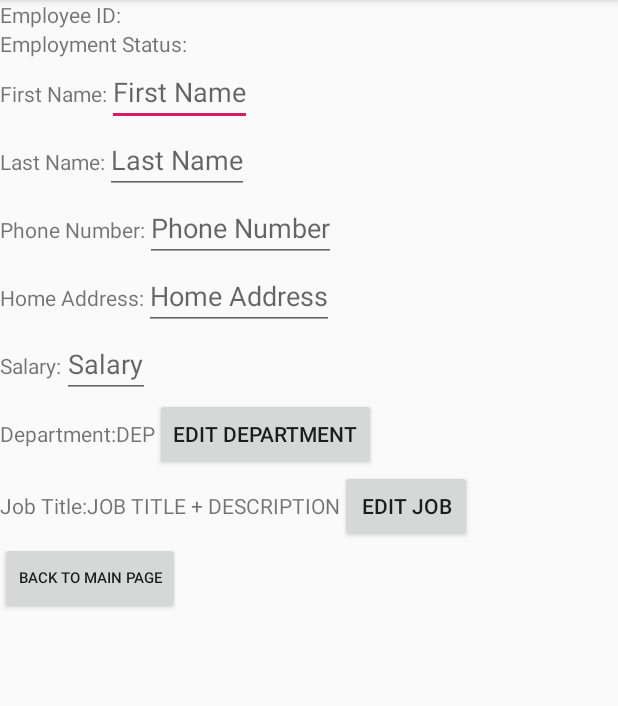
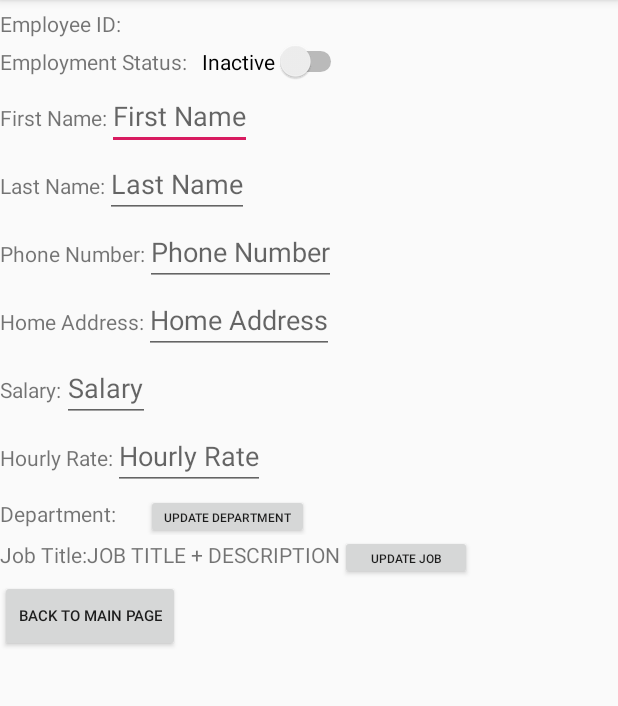
Before and after one commit to tunglamk53/human-resources-management-Java-Android-App, an Android app: the EditEmployeeActivity screen opened directly, with no data from a screen before it, on a phone screen of 412 x 824 dp, the part 84-790 px from its top. Run offline under Robolectric (Android 15) with nearby library versions, the phone set to English and light mode, and no system bars; 2 statements that could not run were skipped.

Commit message:
Add employees details layout and insert to database

```diff
--- a/app/src/main/java/com/example/hrmanagement/Activity/EditEmployeeActivity.java
+++ b/app/src/main/java/com/example/hrmanagement/Activity/EditEmployeeActivity.java
@@ -3,23 +3,99 @@ package com.example.hrmanagement.Activity;
 import androidx.appcompat.app.AppCompatActivity;
 
 import android.content.Intent;
+import android.database.sqlite.SQLiteDatabase;
 import android.os.Bundle;
+import android.util.Log;
 import android.view.View;
 import android.widget.Button;
+import android.widget.CompoundButton;
+import android.widget.EditText;
+import android.widget.Switch;
+import android.widget.TextView;
+import android.widget.ToggleButton;
 
+import com.example.hrmanagement.DatabaseController.DatabaseOperation;
+import com.example.hrmanagement.DatabaseHelper.DBHelperFact;
+import com.example.hrmanagement.Entity.Fact;
 import com.example.hrmanagement.MainActivity;
 import com.example.hrmanagement.R;
 
+import java.util.ArrayList;
+
 public class EditEmployeeActivity extends AppCompatActivity {
+
+    private EditText edtFName, edtLName, edtPhone, edtAddress, edtSalary, edtHourlyRate;
+    private TextView txtEmpId, txtDepName, txtJob;
+    private DatabaseOperation databaseOperation;
+    private DBHelperFact dbHelperFact;
+    private SQLiteDatabase wdb, rdb;
+    private final int ACTIVE = 1, INACTIVE = 0;
 
     @Override
     protected void onCreate(Bundle savedInstanceState) {
         super.onCreate(savedInstanceState);
         setContentView(R.layout.activity_edit_employee);
 
+        Intent intent = getIntent();
+
+        final String empId = intent.getStringExtra("extEmpId");
+        String empFName = intent.getStringExtra("extEmpFName");
+        String empLName = intent.getStringExtra("extEmpLName");
+        String empPhone = intent.getStringExtra("extEmpPhone");
+        String empAddress = intent.getStringExtra("extEmpAddress");
+        String empDepName = intent.getStringExtra("extEmpDepName");
+
+
+        txtEmpId = findViewById(R.id.txtEditEmpId);
+        edtFName = findViewById(R.id.edtEditEmpFName);
+        edtLName = findViewById(R.id.edtEditEmpLName);
+        edtPhone = findViewById(R.id.edtEditPhone);
+        edtAddress = findViewById(R.id.edtEditAddress);
+        txtDepName = findViewById(R.id.txtEditEmpDepartment);
+
+        txtEmpId.setText(empId);
+        edtFName.setText(empFName);
+        edtLName.setText(empLName);
+        edtPhone.setText(empPhone);
+        edtAddress.setText(empAddress);
+        txtDepName.setText(empDepName);
 
 
 
+        databaseOperation = new DatabaseOperation(this);
+        wdb = databaseOperation.getWritableDatabase();
+        rdb = databaseOperation.getReadableDatabase();
+
+        dbHelperFact = new DBHelperFact(wdb);
+
+        //Switch Button
+        final Switch swiEmpStatus = findViewById(R.id.swiEditEmpStatus);
+
+        Fact facts = dbHelperFact.fetchFactByIds(Integer.parseInt(empId));
+        if(facts.getEmployment_status() == 1) {
+            swiEmpStatus.setChecked(true);
+            swiEmpStatus.setText("Active");
+        } else {
+            swiEmpStatus.setChecked(false);
+            swiEmpStatus.setText("Inactive");
+        }
+
+        swiEmpStatus.setOnCheckedChangeListener(new CompoundButton.OnCheckedChangeListener() {
+
+            @Override
+            public void onCheckedChanged(CompoundButton buttonView, boolean isChecked) {
+                if (isChecked) {
+                    swiEmpStatus.setText("Active");
+                    dbHelperFact.updateFactEmpStatus(Integer.parseInt(empId), ACTIVE);
+                } else {
+                    swiEmpStatus.setText("Inactive");
+                    dbHelperFact.updateFactEmpStatus(Integer.parseInt(empId), INACTIVE);
+                }
+            }
+        });
+
+
+        //Footer
         Button btnFooter = findViewById(R.id.btnFooter);
         btnFooter.setOnClickListener(new View.OnClickListener() {
             @Override
@@ -28,7 +104,5 @@ public class EditEmployeeActivity extends AppCompatActivity {
                 startActivity(i);
             }
         });
-
-
     }
 }
--- a/app/src/main/java/com/example/hrmanagement/Service/ServiceFact.java
+++ b/app/src/main/java/com/example/hrmanagement/Service/ServiceFact.java
@@ -8,7 +8,8 @@ import com.example.hrmanagement.Entity.Fact;
 import java.util.ArrayList;
 
 public interface ServiceFact {
-    public Fact fetchJobByIds(int emp_id, int dep_id, int doc_id, int job_id);
+
+    public Fact fetchFactByIds(int emp_id);
 
     public ArrayList<Fact> fetchAllFacts();
 
--- a/app/src/main/res/layout/activity_edit_employee.xml
+++ b/app/src/main/res/layout/activity_edit_employee.xml
@@ -20,13 +20,30 @@
         <TextView
             android:id="@+id/txtEditEmpId"
             android:layout_width="wrap_content"
-            android:layout_height="wrap_content" />
+            android:layout_height="wrap_content"
+            android:textSize="20dp"
+            android:layout_marginLeft="10dp"
+            android:layout_marginRight="10dp"/>
+
     </LinearLayout>
 
-    <TextView
+    <LinearLayout
         android:layout_width="wrap_content"
         android:layout_height="wrap_content"
-        android:text="Employment Status:"/>
+        android:orientation="horizontal">
+
+        <TextView
+            android:layout_width="wrap_content"
+            android:layout_height="wrap_content"
+            android:text="Employment Status:"/>
+
+        <Switch
+            android:id="@+id/swiEditEmpStatus"
+            android:layout_width="wrap_content"
+            android:layout_height="wrap_content"
+            android:layout_marginLeft="10dp"
+            android:layout_weight="1"/>
+    </LinearLayout>
 
     <LinearLayout
         android:layout_width="wrap_content"
@@ -114,6 +131,23 @@
             android:hint="Salary" />
     </LinearLayout>
 
+    <LinearLayout
+        android:layout_width="wrap_content"
+        android:layout_height="wrap_content"
+        android:orientation="horizontal">
+
+        <TextView
+            android:layout_width="wrap_content"
+            android:layout_height="wrap_content"
+            android:text="Hourly Rate:" />
+
+        <EditText
+            android:id="@+id/edtEditHourlyRate"
+            android:layout_width="wrap_content"
+            android:layout_height="wrap_content"
+            android:hint="Hourly Rate" />
+    </LinearLayout>
+
 
     <LinearLayout
         android:layout_width="wrap_content"
@@ -129,13 +163,16 @@
             android:id="@+id/txtEditEmpDepartment"
             android:layout_width="wrap_content"
             android:layout_height="wrap_content"
-            android:text="DEP" />
+            android:textSize="20dp"
+            android:layout_marginLeft="10dp"
+            android:layout_marginRight="10dp"/>
 
         <Button
             android:id="@+id/btnEditEmpDep"
             android:layout_width="wrap_content"
-            android:layout_height="wrap_content"
-            android:text="EDIT DEPARTMENT" />
+            android:layout_height="30dp"
+            android:textSize="8dp"
+            android:text="UPDATE DEPARTMENT" />
     </LinearLayout>
 
 
@@ -158,8 +195,9 @@
         <Button
             android:id="@+id/btnEditEmpJob"
             android:layout_width="wrap_content"
-            android:layout_height="wrap_content"
-            android:text="EDIT JOB" />
+            android:layout_height="30dp"
+            android:textSize="8dp"
+            android:text="UPDATE JOB" />
     </LinearLayout>
 
 
--- a/app/src/main/res/layout/recycler_view_employee.xml
+++ b/app/src/main/res/layout/recycler_view_employee.xml
@@ -41,9 +41,9 @@
 
     <Button
         android:id="@+id/btnEditEmp"
-        android:layout_width="42dp"
+        android:layout_width="56dp"
         android:layout_height="30dp"
-        android:text="EDIT"
+        android:text="DETAILS"
         android:textSize="8dp" />
 
     <TextView
```
Also changed, not shown: app/src/main/java/com/example/hrmanagement/Activity/EmployeeActivity.java (+6 -2 lines), app/src/main/java/com/example/hrmanagement/CustomAdapter/EmpRVAdapter.java (+30 -11 lines), app/src/main/java/com/example/hrmanagement/DatabaseHelper/DBHelperFact.java (+25 -2 lines), app/src/main/java/com/example/hrmanagement/Entity/Fact.java (+16 -1 lines), 1 other file.
